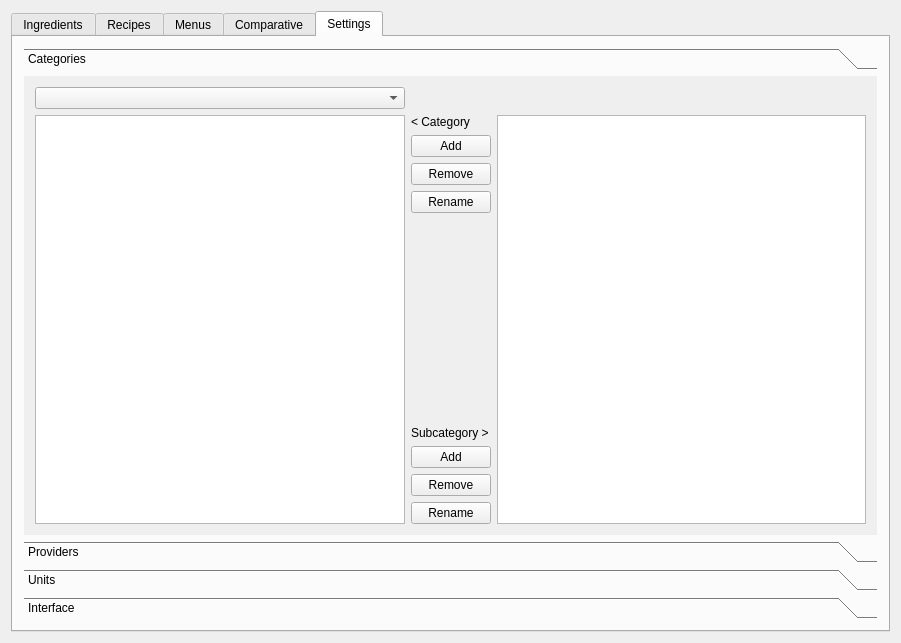
Above: mainwindow.ui from Greezael/sukaldu before the change. Below: the same form after it.
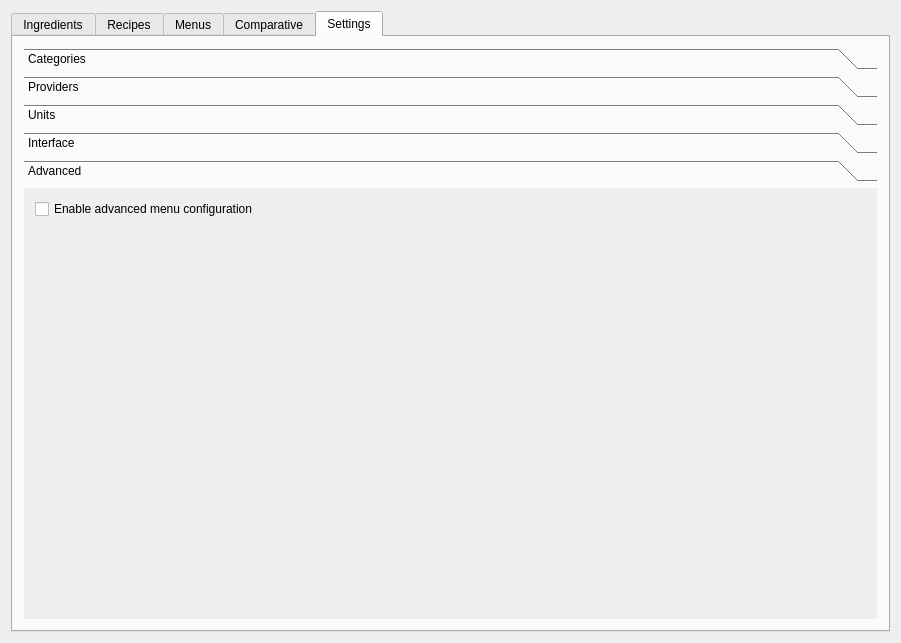
That is the form after the change. The open tabs and pages were chosen to show the change.

Commit message: Added advanced menu options toggle

Diff of the .ui file:
```diff
--- a/mainwindow.ui
+++ b/mainwindow.ui
@@ -948,7 +948,7 @@
              <x>0</x>
              <y>0</y>
              <width>861</width>
-             <height>467</height>
+             <height>439</height>
             </rect>
            </property>
            <attribute name="label">
@@ -1312,6 +1312,33 @@
             </item>
            </layout>
           </widget>
+          <widget class="QWidget" name="set_advanced">
+           <attribute name="label">
+            <string>Advanced</string>
+           </attribute>
+           <layout class="QGridLayout" name="gridLayout_10">
+            <item row="0" column="0">
+             <widget class="QCheckBox" name="set_adv_menu">
+              <property name="text">
+               <string>Enable advanced menu configuration</string>
+              </property>
+             </widget>
+            </item>
+            <item row="1" column="0">
+             <spacer name="verticalSpacer_3">
+              <property name="orientation">
+               <enum>Qt::Vertical</enum>
+              </property>
+              <property name="sizeHint" stdset="0">
+               <size>
+                <width>20</width>
+                <height>40</height>
+               </size>
+              </property>
+             </spacer>
+            </item>
+           </layout>
+          </widget>
          </widget>
         </item>
        </layout>
```
Left out of the diff: 4 changed lines with no effect on the pictures. The commit also changes 3 other files.
